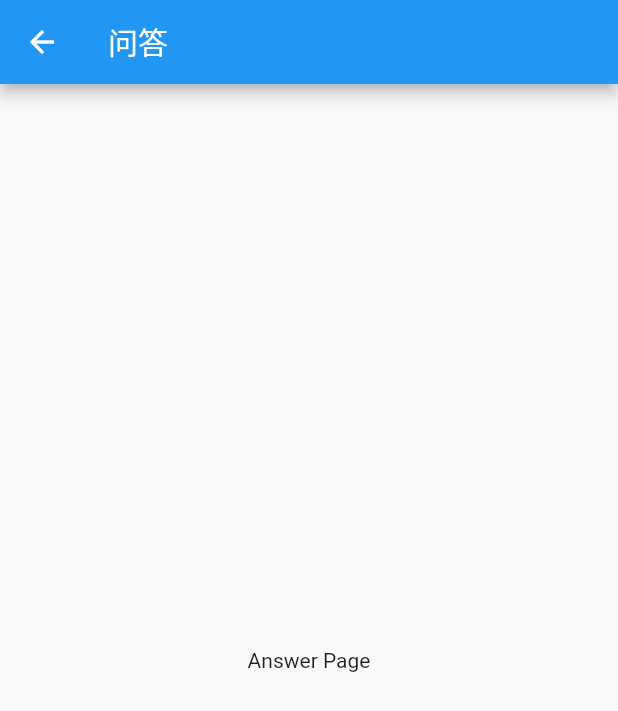
After one commit to PoseidonMRT/WanAndroid, a Flutter app: the screen it shows after launch, on a phone screen of 412 x 824 dp. The commit adds this screen. Shown: the top 711 px of the screen. Run offline on Flutter 3.47's test engine with Material 2 defaults, Android fonts, the phone set to English and light mode, and no system bars.

Commit message:
[Feature]处理问答页面的Flutter跳转

```diff
--- /dev/null
+++ b/flutter_module/lib/answer/AnswerPage.dart
@@ -0,0 +1,30 @@
+import 'package:flutter/material.dart';
+import 'package:flutter/services.dart';
+
+class AnswerPage extends StatefulWidget {
+  AnswerPage({Key? key, required this.title}) : super(key: key);
+
+  final String title;
+
+  @override
+  _AnswerPageState createState() => _AnswerPageState();
+}
+
+class _AnswerPageState extends State<AnswerPage> {
+  @override
+  Widget build(BuildContext context) {
+    return WillPopScope(
+        child: Scaffold(
+          appBar: AppBar(
+            title: Text(widget.title),
+          ),
+          body: Center(
+            child: Text("Answer Page"),
+          ),
+        ),
+        onWillPop: () async {
+          SystemChannels.platform.invokeMethod<void>('SystemNavigator.pop');
+          return true;
+        });
+  }
+}
--- a/flutter_module/lib/main.dart
+++ b/flutter_module/lib/main.dart
@@ -1,4 +1,6 @@
 import 'package:flutter/material.dart';
+import 'package:flutter_module/answer/AnswerPage.dart';
+import 'package:flutter_module/home/MyHomePage.dart';
 
 void main() => runApp(MyApp());
 
@@ -7,104 +9,16 @@ class MyApp extends StatelessWidget {
   @override
   Widget build(BuildContext context) {
     return MaterialApp(
-      title: 'Flutter Demo',
-      theme: ThemeData(
-        // This is the theme of your application.
-        //
-        // Try running your application with "flutter run". You'll see the
-        // application has a blue toolbar. Then, without quitting the app, try
-        // changing the primarySwatch below to Colors.green and then invoke
-        // "hot reload" (press "r" in the console where you ran "flutter run",
-        // or press Run > Flutter Hot Reload in a Flutter IDE). Notice that the
-        // counter didn't reset back to zero; the application is not restarted.
-        primarySwatch: Colors.blue,
-      ),
-      home: MyHomePage(title: 'Flutter Demo Home Page'),
-    );
+        title: 'Flutter Demo',
+        theme: ThemeData(
+          primarySwatch: Colors.blue,
+        ),
+        initialRoute: '/answer',
+        routes: <String, WidgetBuilder>{
+          '/': (BuildContext context) => MyHomePage(
+                title: 'HomePage',
+              ),
+          '/answer': (BuildContext context) => AnswerPage(title: '问答')
+        });
   }
 }
-
-class MyHomePage extends StatefulWidget {
-  MyHomePage({Key? key, required this.title}) : super(key: key);
-
-  // This widget is the home page of your application. It is stateful, meaning
-  // that it has a State object (defined below) that contains fields that affect
-  // how it looks.
-
-  // This class is the configuration for the state. It holds the values (in this
-  // case the title) provided by the parent (in this case the App widget) and
-  // used by the build method of the State. Fields in a Widget subclass are
-  // always marked "final".
-
-  final String title;
-
-  @override
-  _MyHomePageState createState() => _MyHomePageState();
-}
-
-class _MyHomePageState extends State<MyHomePage> {
-  int _counter = 0;
-
-  void _incrementCounter() {
-    setState(() {
-      // This call to setState tells the Flutter framework that something has
-      // changed in this State, which causes it to rerun the build method below
-      // so that the display can reflect the updated values. If we changed
-      // _counter without calling setState(), then the build method would not be
-      // called again, and so nothing would appear to happen.
-      _counter++;
-    });
-  }
-
-  @override
-  Widget build(BuildContext context) {
-    // This method is rerun every time setState is called, for instance as done
-    // by the _incrementCounter method above.
-    //
-    // The Flutter framework has been optimized to make rerunning build methods
-    // fast, so that you can just rebuild anything that needs updating rather
-    // than having to individually change instances of widgets.
-    return Scaffold(
-      appBar: AppBar(
-        // Here we take the value from the MyHomePage object that was created by
-        // the App.build method, and use it to set our appbar title.
-        title: Text(widget.title),
-      ),
-      body: Center(
-        // Center is a layout widget. It takes a single child and positions it
-        // in the middle of the parent.
-        child: Column(
-          // Column is also a layout widget. It takes a list of children and
-          // arranges them vertically. By default, it sizes itself to fit its
-          // children horizontally, and tries to be as tall as its parent.
-          //
-          // Invoke "debug painting" (press "p" in the console, choose the
-          // "Toggle Debug Paint" action from the Flutter Inspector in Android
-          // Studio, or the "Toggle Debug Paint" command in Visual Studio Code)
-          // to see the wireframe for each widget.
-          //
-          // Column has various properties to control how it sizes itself and
-          // how it positions its children. Here we use mainAxisAlignment to
-          // center the children vertically; the main axis here is the vertical
-          // axis because Columns are vertical (the cross axis would be
-          // horizontal).
-          mainAxisAlignment: MainAxisAlignment.center,
-          children: <Widget>[
-            Text(
-              'You have pushed the button this many times:',
-            ),
-            Text(
-              '$_counter',
-              style: Theme.of(context).textTheme.headline4,
-            ),
-          ],
-        ),
-      ),
-      floatingActionButton: FloatingActionButton(
-        onPressed: _incrementCounter,
-        tooltip: 'Increment',
-        child: Icon(Icons.add),
-      ), // This trailing comma makes auto-formatting nicer for build methods.
-    );
-  }
-}
```
Also changed, not shown: flutter_module/lib/home/MyHomePage.dart (added, +47 -0 lines), 1 other file.
